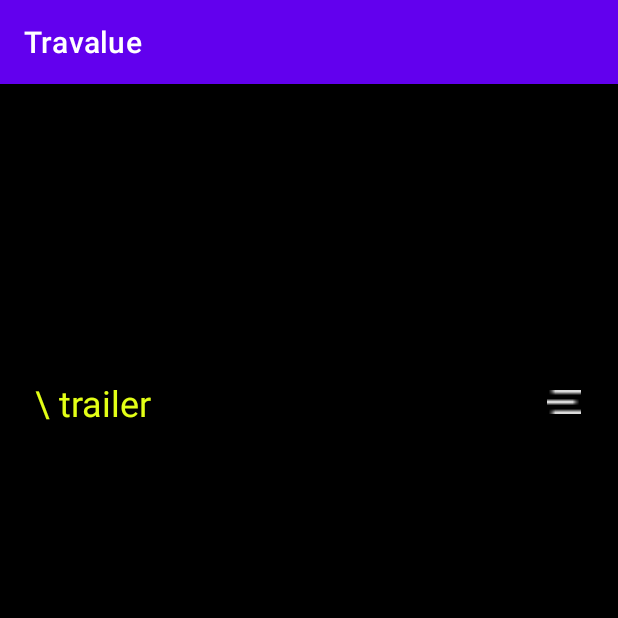
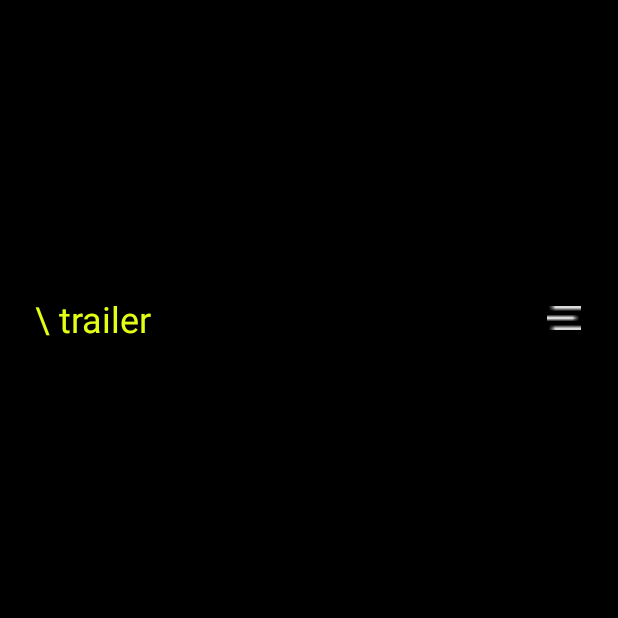
Before and after one commit to Travalue/TripStyle-Android, an Android app: the screen it shows after launch (MainActivity), on a phone screen of 412 x 824 dp, the top half of it. Run offline under Robolectric (Android 15) with nearby library versions, the phone set to English and light mode, and no system bars.

Commit message:
[#3] 앱바 삭제

```diff
--- a/app/src/main/res/values/themes.xml
+++ b/app/src/main/res/values/themes.xml
@@ -1,6 +1,6 @@
 <resources xmlns:tools="http://schemas.android.com/tools">
     <!-- Base application theme. -->
-    <style name="Theme.Travalue" parent="Theme.MaterialComponents.DayNight.DarkActionBar">
+    <style name="Theme.Travalue" parent="@style/Theme.AppCompat.NoActionBar">
         <!-- Primary brand color. -->
         <item name="colorPrimary">@color/purple_500</item>
         <item name="colorPrimaryVariant">@color/purple_700</item>
```
